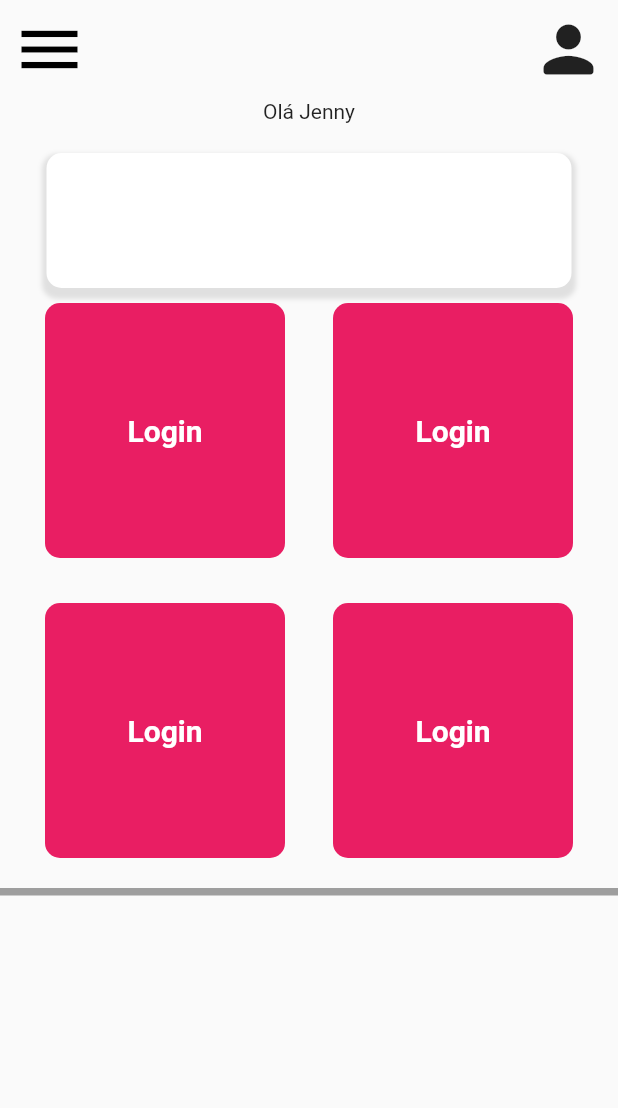
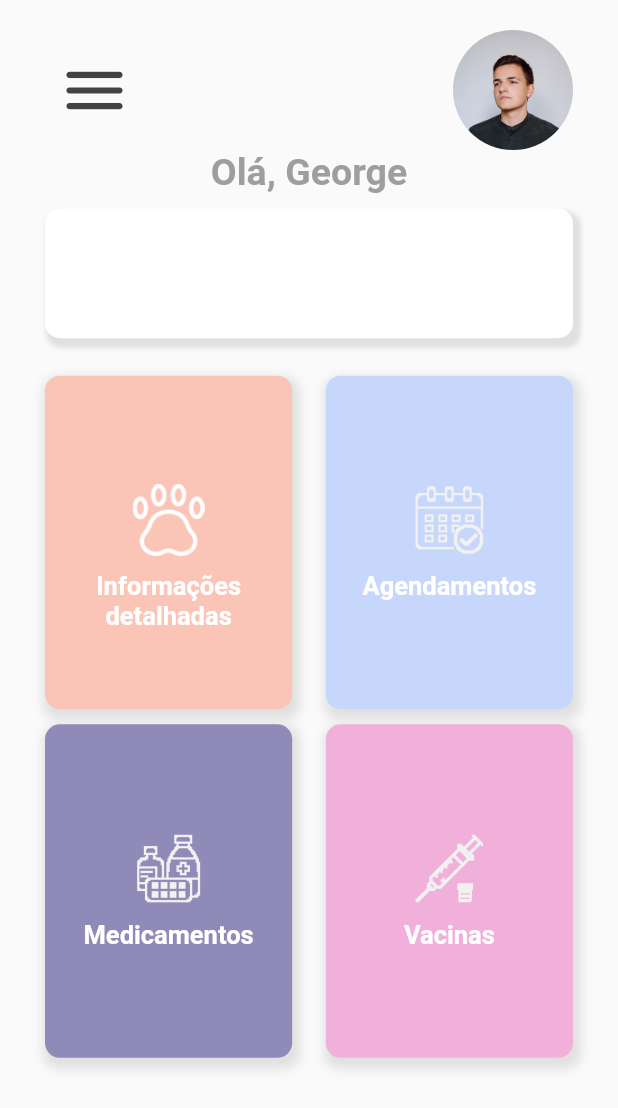
Before and after one commit to GreatWhoOne/vet-clinic-app, a Flutter app: the screen it shows after launch, after a tap on "Login", on a phone screen of 412 x 824 dp. Shown: the top 1108 px of the screen. Run offline on Flutter 3.47's test engine with Material 2 defaults, Android fonts, the phone set to English and light mode, and no system bars; our stand-ins replace carousel_slider.

Commit message:
added icons on buttons and added responsivity for all content in main.page

```diff
--- a/vet_app/lib/main.dart
+++ b/vet_app/lib/main.dart
@@ -14,8 +14,7 @@ class MyApp extends StatelessWidget {
       theme: ThemeData(
         primarySwatch: Colors.grey,
       ),
-      // home: LoginPage(),
-      home: MainPage(),
+      home: LoginPage(),
     );
   }
 }
--- a/vet_app/lib/pages/login.page.dart
+++ b/vet_app/lib/pages/login.page.dart
@@ -1,4 +1,5 @@
 import 'package:flutter/material.dart';
+import 'package:vet_app/pages/main.page.dart';
 
 class LoginPage extends StatelessWidget {
   @override
@@ -17,7 +18,7 @@ class LoginPage extends StatelessWidget {
               width: 128,
               height: 128,
               child: Image.asset(
-                "assets/logo.png",
+                "assets/images/logo.png",
               ),
             ),
             SizedBox(
@@ -101,7 +102,14 @@ class LoginPage extends StatelessWidget {
                       ),
                     ],
                   ),
-                  onPressed: () {},
+                  onPressed: () {
+                    Navigator.push(
+                      context,
+                      MaterialPageRoute(
+                        builder: (BuildContext contex) => MainPage(),
+                      ),
+                    );
+                  },
                 ),
               ),
             ),
--- a/vet_app/lib/pages/main.page.dart
+++ b/vet_app/lib/pages/main.page.dart
@@ -1,5 +1,7 @@
 import 'package:flutter/material.dart';
+import 'package:vet_app/utils/common.dart';
 import 'package:vet_app/utils/consts.dart';
+import 'package:carousel_slider/carousel_slider.dart';
 
 class MainPage extends StatefulWidget {
   @override
@@ -10,11 +12,19 @@ class _MainPageState extends State<MainPage> {
   // Funcoes
   GlobalKey<ScaffoldState> _globalKey = GlobalKey<ScaffoldState>();
 
+  // For the carousel_slider
+  // List<String> photos = [];
+
   // render
   @override
   Widget build(BuildContext context) {
-    double h = 170.0;
-    double w = 160.0;
+    AppConsts.setWidhtSize(MediaQuery.of(context).size.width);
+    AppConsts.setHeightSize(MediaQuery.of(context).size.height);
+
+    // Variables for buttons
+    double h = setHeight(180.0);
+    double w = setWidth(150.0);
+
     return SafeArea(
         child: Scaffold(
       key: _globalKey,
@@ -28,76 +38,343 @@ class _MainPageState extends State<MainPage> {
           Divider(thickness: 2),
         ]),
       ),
-        body: Column(
+      body: Padding(
+        padding: EdgeInsets.only(
+          top: 20.0,
+          left: 30.0,
+          right: 30.0,
+          bottom: 20.0,
+        ),
+        child: Column(
           children: <Widget>[
             Row(
               mainAxisAlignment: MainAxisAlignment.spaceBetween,
               children: [
                 IconButton(
-                  icon: Icon(Icons.menu),
+                  icon: Icon(Icons.menu_rounded),
                   iconSize: 50.0,
-                  color: Colors.black,
+                  color: Colors.grey.shade800,
                   onPressed: () {
                     _globalKey.currentState.openDrawer();
                   },
                 ),
-                IconButton(
-                  icon: Icon(Icons.person_rounded),
-                  iconSize: 50.0,
-                  onPressed: () {},
+                CircleAvatar(
+                  radius: 40.0,
+                  backgroundImage: AssetImage("assets/images/man.jpeg"),
+                ),
+                // IconButton(
+                //   icon: Icon(Icons.person_rounded),
+                //   iconSize: 50.0,
+                //   onPressed: () {},
+                // ),
+              ],
+            ),
+            userName(),
+            summaryInformations(),
+            Row(
+              mainAxisAlignment: MainAxisAlignment.spaceBetween,
+              children: [
+                detailedInformationButton(
+                  h,
+                  w,
+                ),
+                schedulingButton(
+                  h,
+                  w,
                 ),
               ],
             ),
-            Text("Olá Jenny"),
-            Container(
-              margin: const EdgeInsets.only(top: 20.0),
+            Row(
+              mainAxisAlignment: MainAxisAlignment.spaceBetween,
+              children: [
+                medicineButton(
+                  h,
+                  w,
+                ),
+                vaccineButton(
+                  h,
+                  w,
+                )
+              ],
+            ),
+          ],
+        ),
+      ),
+    ));
+  }
+}
+
+// Widget buildProfileImage() {
+//   return CircleAvatar(
+//     radius: 50.0,
+//     backgroundImage: AssetImage("assets/woman.png"),
+//   );
+// }
+
+Widget userName() {
+  return Padding(
+    padding: EdgeInsets.only(
+      bottom: 10.0,
+    ),
+    child: Text(
+      "Olá, George",
+      style: TextStyle(
+        fontWeight: FontWeight.bold,
+        fontSize: 25.0,
+        color: Colors.grey,
+      ),
+    ),
+  );
+}
+
+Widget summaryInformations() {
+  return Padding(
+    padding: EdgeInsets.only(
+      bottom: 25.0,
+    ),
+    child: Container(
       decoration: BoxDecoration(
         color: Colors.white,
         borderRadius: BorderRadius.circular(10),
         boxShadow: [
           BoxShadow(
-                    spreadRadius: 3,
+            spreadRadius: 2,
             blurRadius: 2,
-                    offset: Offset(0, 4),
+            offset: Offset(3, 4),
             color: Colors.grey.shade300,
           ),
         ],
       ),
-              width: 350.0,
-              height: 90.0,
+
+      width: setWidth(350.0),
+      height: setHeight(70.0),
+      // child: CarouselSlider(
+      //   options: Options
+      // ),
     ),
-            Row(
-              mainAxisAlignment: MainAxisAlignment.spaceBetween,
-              children: [
-                Container(
-                  margin: const EdgeInsets.only(
-                    top: 10,
-                    left: 30,
-                    right: 10,
-                    bottom: 20,
+  );
+}
+
+Widget vaccineButton(h, w) {
+  return Padding(
+    padding: EdgeInsets.only(
+      bottom: 15.0,
     ),
+    child: Container(
       height: h,
       width: w,
       decoration: BoxDecoration(
-                    color: Colors.pink,
+        color: AppConsts.pinkBasic,
+        boxShadow: [
+          BoxShadow(
+            spreadRadius: 3,
+            blurRadius: 5,
+            offset: Offset(2, 4),
+            color: Colors.grey.shade300,
+          ),
+        ],
         borderRadius: BorderRadius.all(
           Radius.circular(10),
         ),
       ),
       child: SizedBox.expand(
         child: FlatButton(
-                      child: Row(
+          child: Column(
             mainAxisAlignment: MainAxisAlignment.center,
             children: <Widget>[
-                          Text(
-                            "Login",
+              Padding(
+                padding: EdgeInsets.only(bottom: 10),
+                child: SizedBox(
+                  child: Image.asset("assets/icons/vaccine.png"),
+                  height: 48,
+                  width: 48,
+                ),
+              ),
+              FittedBox(
+                child: Text(
+                  "Vacinas",
                   style: TextStyle(
                     fontWeight: FontWeight.bold,
                     color: Colors.white,
-                              fontSize: 20,
+                    fontSize: 17,
                   ),
-                            textAlign: TextAlign.left,
+                  textAlign: TextAlign.center,
                 ),
+              )
+            ],
+          ),
+          onPressed: () {
+            return print("Vacinas");
+          },
+        ),
+      ),
+    ),
+  );
+}
+
+Widget medicineButton(h, w) {
+  return Padding(
+    padding: EdgeInsets.only(
+      bottom: 15.0,
+    ),
+    child: Container(
+      height: h,
+      width: w,
+      decoration: BoxDecoration(
+        boxShadow: [
+          BoxShadow(
+            spreadRadius: 3,
+            blurRadius: 5,
+            offset: Offset(2, 4),
+            color: Colors.grey.shade300,
+          ),
+        ],
+        color: AppConsts.purpleBasic,
+        borderRadius: BorderRadius.all(
+          Radius.circular(10),
+        ),
+      ),
+      child: SizedBox.expand(
+        child: FlatButton(
+          child: Column(
+            mainAxisAlignment: MainAxisAlignment.center,
+            children: <Widget>[
+              Padding(
+                padding: EdgeInsets.only(bottom: 10),
+                child: SizedBox(
+                  child: Image.asset("assets/icons/medicine.png"),
+                  height: 48,
+                  width: 48,
+                ),
+              ),
+              FittedBox(
+                child: Text(
+                  "Medicamentos",
+                  style: TextStyle(
+                    fontWeight: FontWeight.bold,
+                    color: Colors.white,
+                    fontSize: 17,
+                  ),
+                  textAlign: TextAlign.center,
+                ),
+              )
+            ],
+          ),
+          onPressed: () {
+            return print("Medicamentos");
+          },
+        ),
+      ),
+    ),
+  );
+}
+
+Widget schedulingButton(h, w) {
+  return Padding(
+    padding: EdgeInsets.only(
+      bottom: 10.0,
+    ),
+    child: Container(
+      height: h,
+      width: w,
+      decoration: BoxDecoration(
+        boxShadow: [
+          BoxShadow(
+            spreadRadius: 3,
+            blurRadius: 5,
+            offset: Offset(2, 4),
+            color: Colors.grey.shade300,
+          ),
+        ],
+        color: AppConsts.blueBasic,
+        borderRadius: BorderRadius.all(
+          Radius.circular(10),
+        ),
+      ),
+      child: SizedBox.expand(
+        child: FlatButton(
+          child: Column(
+            mainAxisAlignment: MainAxisAlignment.center,
+            children: <Widget>[
+              Padding(
+                padding: EdgeInsets.only(bottom: 10),
+                child: SizedBox(
+                  child: Image.asset("assets/icons/calendar.png"),
+                  height: 48,
+                  width: 48,
+                ),
+              ),
+              FittedBox(
+                child: Text(
+                  "Agendamentos",
+                  style: TextStyle(
+                    fontWeight: FontWeight.bold,
+                    color: Colors.white,
+                    fontSize: 17,
+                  ),
+                  textAlign: TextAlign.center,
+                ),
+              )
+            ],
+          ),
+          onPressed: () {
+            return print("Agendamentos");
+          },
+        ),
+      ),
+    ),
+  );
+}
+
+Widget detailedInformationButton(h, w) {
+  return Padding(
+    padding: EdgeInsets.only(
+      bottom: 10.0,
+    ),
+    child: Container(
+      height: h,
+      width: w,
+      decoration: BoxDecoration(
+        boxShadow: [
+          BoxShadow(
+            spreadRadius: 3,
+            blurRadius: 5,
+            offset: Offset(2, 4),
+            color: Colors.grey.shade300,
+          ),
+        ],
+        color: AppConsts.orangeBasic,
+        borderRadius: BorderRadius.all(
+          Radius.circular(10),
+        ),
+      ),
+      child: SizedBox.expand(
+        child: FlatButton(
+          child: Column(
+            mainAxisAlignment: MainAxisAlignment.center,
+            children: <Widget>[
+              Padding(
+                padding: EdgeInsets.only(
+                  top: 20,
+                  bottom: 10,
+                ),
+                child: SizedBox(
+                  child: Image.asset("assets/icons/paw.png"),
+                  height: 48,
+                  width: 48,
+                ),
+              ),
+              Flexible(
+                child: Text(
+                  "Informações detalhadas",
+                  style: TextStyle(
+                    fontWeight: FontWeight.bold,
+                    color: Colors.white,
+                    fontSize: 17,
+                  ),
+                  textAlign: TextAlign.center,
+                ),
+              )
             ],
           ),
           onPressed: () {
@@ -106,136 +383,5 @@ class _MainPageState extends State<MainPage> {
         ),
       ),
     ),
-                Container(
-                  margin: const EdgeInsets.only(
-                    top: 10,
-                    left: 10,
-                    right: 30,
-                    bottom: 20,
-                  ),
-                  height: h,
-                  width: w,
-                  decoration: BoxDecoration(
-                    color: Colors.pink,
-                    borderRadius: BorderRadius.all(
-                      Radius.circular(10),
-                    ),
-                  ),
-                  child: SizedBox.expand(
-                    child: FlatButton(
-                      child: Row(
-                        mainAxisAlignment: MainAxisAlignment.center,
-                        children: <Widget>[
-                          Text(
-                            "Login",
-                            style: TextStyle(
-                              fontWeight: FontWeight.bold,
-                              color: Colors.white,
-                              fontSize: 20,
-                            ),
-                            textAlign: TextAlign.left,
-                          ),
-                        ],
-                      ),
-                      onPressed: () {
-                        return print("Informações detalhadas");
-                      },
-                    ),
-                  ),
-                ),
-              ],
-            ),
-            Row(
-              mainAxisAlignment: MainAxisAlignment.spaceBetween,
-              children: [
-                Container(
-                  margin: const EdgeInsets.only(
-                    top: 10,
-                    left: 30,
-                    right: 10,
-                    bottom: 20,
-                  ),
-                  height: h,
-                  width: w,
-                  decoration: BoxDecoration(
-                    color: Colors.pink,
-                    borderRadius: BorderRadius.all(
-                      Radius.circular(10),
-                    ),
-                  ),
-                  child: SizedBox.expand(
-                    child: FlatButton(
-                      child: Row(
-                        mainAxisAlignment: MainAxisAlignment.center,
-                        children: <Widget>[
-                          Text(
-                            "Login",
-                            style: TextStyle(
-                              fontWeight: FontWeight.bold,
-                              color: Colors.white,
-                              fontSize: 20,
-                            ),
-                            textAlign: TextAlign.left,
-                          ),
-                        ],
-                      ),
-                      onPressed: () {
-                        return print("Informações detalhadas");
-                      },
-                    ),
-                  ),
-                ),
-                Container(
-                  margin: const EdgeInsets.only(
-                    top: 10,
-                    left: 10,
-                    right: 30,
-                    bottom: 20,
-                  ),
-                  height: h,
-                  width: w,
-                  decoration: BoxDecoration(
-                    color: Colors.pink,
-                    borderRadius: BorderRadius.all(
-                      Radius.circular(10),
-                    ),
-                  ),
-                  child: SizedBox.expand(
-                    child: FlatButton(
-                      child: Row(
-                        mainAxisAlignment: MainAxisAlignment.center,
-                        children: <Widget>[
-                          Text(
-                            "Login",
-                            style: TextStyle(
-                              fontWeight: FontWeight.bold,
-                              color: Colors.white,
-                              fontSize: 20,
-                            ),
-                            textAlign: TextAlign.left,
-                          ),
-                        ],
-                      ),
-                      onPressed: () {
-                        return print("Informações detalhadas");
-                      },
-                    ),
-                  ),
-                ),
-              ],
-            ),
-            Divider(
-              height: 5,
-              thickness: 5,
-              color: Colors.grey,
-            ),
-          ],
-        ),
-      ),
   );
 }
-}
-
-Widget detailedInformations() {
-  return Text("teste");
-}
--- a/vet_app/lib/utils/consts.dart
+++ b/vet_app/lib/utils/consts.dart
@@ -33,9 +33,10 @@ class AppConsts {
 
   // Cores básicas
 
-  static Color redBasic = const Color(0xffcf0305);
-  static Color yellowBasic = const Color(0xffffff00);
-  static Color greenBasic = const Color(0xff00ff00);
+  static Color blueBasic = const Color(0xFFC6D7FB);
+  static Color orangeBasic = const Color(0xFFFAC5B6);
+  static Color purpleBasic = const Color(0xFF8F8AB7);
+  static Color pinkBasic = const Color(0xFFF0B0DA);
   static Color borderColor = Colors.black26;
   static Color black = const Color(0xff000000);
 
```
Also changed, not shown: vet_app/pubspec.yaml (+7 -4 lines), vet_app/assets/bell.png (deleted), vet_app/assets/home.png (deleted), vet_app/assets/icons/calendar.png (added), vet_app/assets/icons/medicine.png (added), vet_app/assets/icons/paw.png (added), vet_app/assets/icons/vaccine.png (added), vet_app/assets/images/logo.png (renamed from vet_app/assets/logo.png), vet_app/assets/images/man.jpeg (added), vet_app/assets/images/woman.png (renamed from vet_app/assets/woman.png), vet_app/assets/settings.png (deleted), vet_app/pubspec.lock. Lines whose indentation alone changed are shown as unchanged.
